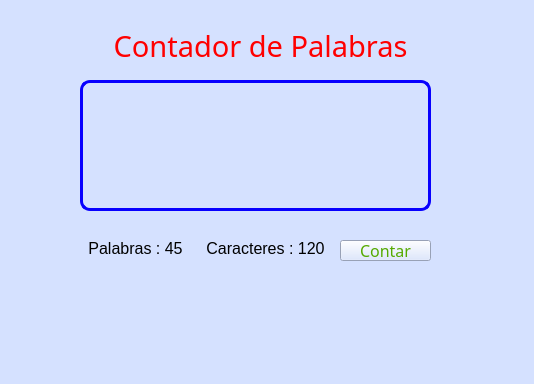
Before: the Qt Designer form ContadorPalabras.ui in 253111826-lang/ContadorPalabrasDLMM, drawn with Qt 5.
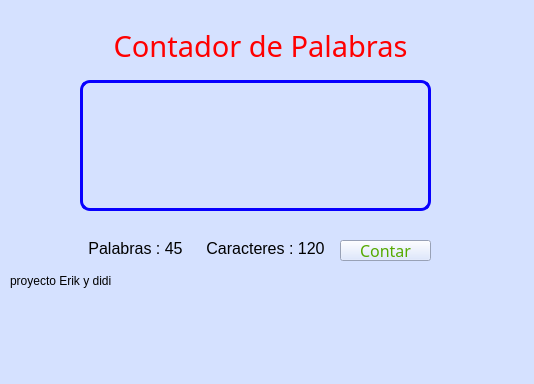
After: the same form once the commit is applied.

Commit message: se añadio el titulo de la actividad 👻

What changed in the file:
```diff
--- a/ContadorPalabras.ui
+++ b/ContadorPalabras.ui
@@ -126,6 +126,19 @@
      <string>Contar</string>
     </property>
    </widget>
+   <widget class="QLabel" name="label_2">
+    <property name="geometry">
+     <rect>
+      <x>10</x>
+      <y>260</y>
+      <width>141</width>
+      <height>41</height>
+     </rect>
+    </property>
+    <property name="text">
+     <string>proyecto Erik y didi</string>
+    </property>
+   </widget>
   </widget>
   <widget class="QMenuBar" name="menubar">
    <property name="geometry">
```
